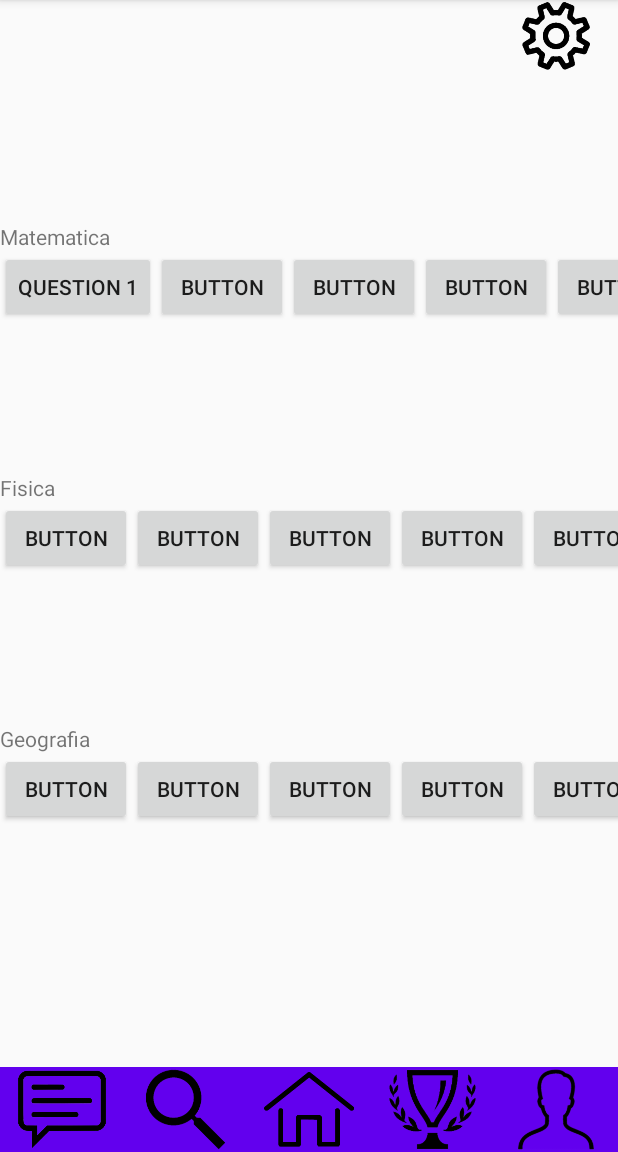
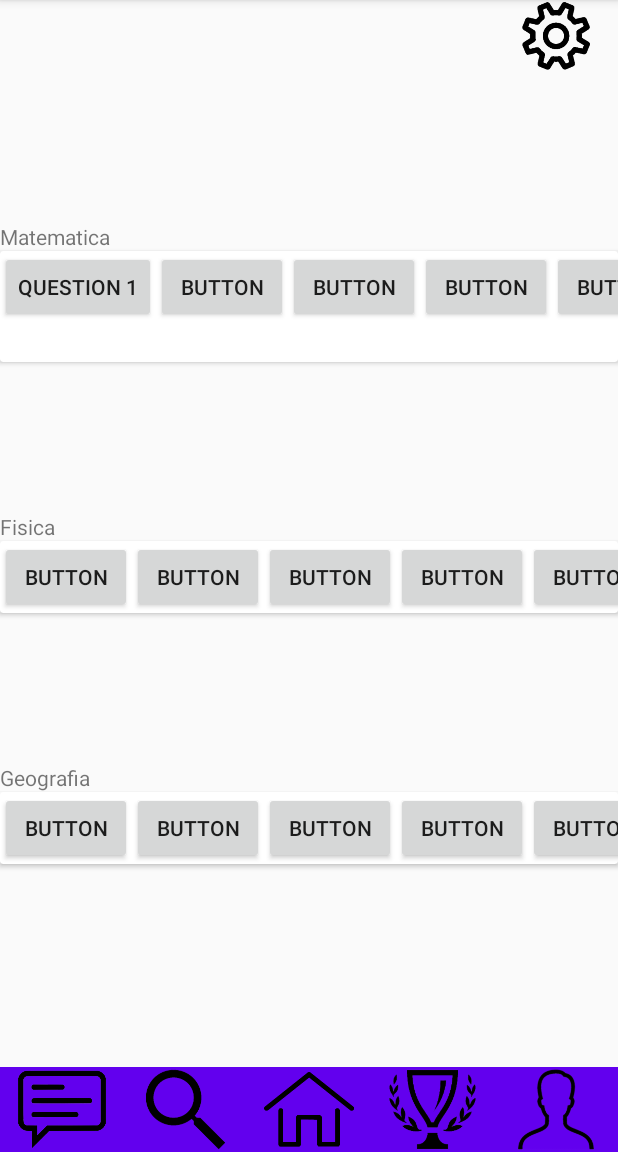
Before and after one commit to gomes717/SpaceApps, an Android app: the screen it shows after launch (MainActivity), on a phone screen of 412 x 824 dp, the part 84-1236 px from its top. Run offline under Robolectric (Android 15) with nearby library versions, the phone set to English and light mode, and no system bars.

Commit message:
tudo funcinou no fragment question

```diff
--- a/app/src/main/res/layout/fragment_questions.xml
+++ b/app/src/main/res/layout/fragment_questions.xml
@@ -31,14 +31,20 @@
 
             </TableRow>
 
+        </TableLayout>
+
+        <androidx.cardview.widget.CardView
+            android:layout_width="match_parent"
+            android:layout_height="match_parent" >
+
             <TableRow
                 android:layout_width="match_parent"
-                android:layout_height="match_parent"
+                android:layout_height="74dp"
                 android:orientation="vertical">
 
                 <HorizontalScrollView
                     android:layout_width="match_parent"
-                    android:layout_height="wrap_content">
+                    android:layout_height="match_parent">
 
                     <LinearLayout
                         android:layout_width="wrap_content"
@@ -53,21 +59,21 @@
                             android:text="Question 1" />
 
                         <Button
-                            android:id="@+id/button4"
+                            android:id="@+id/button8"
                             android:layout_width="wrap_content"
                             android:layout_height="wrap_content"
                             android:layout_weight="1"
                             android:text="Button" />
 
                         <Button
-                            android:id="@+id/button7"
+                            android:id="@+id/button10"
                             android:layout_width="wrap_content"
                             android:layout_height="wrap_content"
                             android:layout_weight="1"
                             android:text="Button" />
 
                         <Button
-                            android:id="@+id/button8"
+                            android:id="@+id/button4"
                             android:layout_width="wrap_content"
                             android:layout_height="wrap_content"
                             android:layout_weight="1"
@@ -81,7 +87,7 @@
                             android:text="Button" />
 
                         <Button
-                            android:id="@+id/button10"
+                            android:id="@+id/button7"
                             android:layout_width="wrap_content"
                             android:layout_height="wrap_content"
                             android:layout_weight="1"
@@ -90,8 +96,7 @@
                 </HorizontalScrollView>
 
             </TableRow>
-
-        </TableLayout>
+        </androidx.cardview.widget.CardView>
 
         <Space
             android:layout_width="match_parent"
@@ -112,9 +117,15 @@
                     android:text="Fisica" />
             </TableRow>
 
+        </TableLayout>
+
+        <androidx.cardview.widget.CardView
+            android:layout_width="match_parent"
+            android:layout_height="match_parent" >
+
             <TableRow
                 android:layout_width="match_parent"
-                android:layout_height="match_parent" >
+                android:layout_height="match_parent">
 
                 <HorizontalScrollView
                     android:layout_width="match_parent"
@@ -123,7 +134,7 @@
                     <LinearLayout
                         android:layout_width="wrap_content"
                         android:layout_height="match_parent"
-                        android:orientation="horizontal" >
+                        android:orientation="horizontal">
 
                         <Button
                             android:id="@+id/button19"
@@ -159,10 +170,18 @@
                             android:layout_height="wrap_content"
                             android:layout_weight="1"
                             android:text="Button" />
+
+                        <Button
+                            android:id="@+id/button5"
+                            android:layout_width="wrap_content"
+                            android:layout_height="wrap_content"
+                            android:layout_weight="1"
+                            android:text="Button" />
                     </LinearLayout>
                 </HorizontalScrollView>
+
             </TableRow>
-        </TableLayout>
+        </androidx.cardview.widget.CardView>
 
         <Space
             android:layout_width="match_parent"
@@ -174,7 +193,7 @@
 
             <TableRow
                 android:layout_width="match_parent"
-                android:layout_height="match_parent" >
+                android:layout_height="match_parent">
 
                 <TextView
                     android:id="@+id/textGeo"
@@ -182,6 +201,12 @@
                     android:layout_height="match_parent"
                     android:text="Geografia" />
             </TableRow>
+
+        </TableLayout>
+
+        <androidx.cardview.widget.CardView
+            android:layout_width="match_parent"
+            android:layout_height="match_parent">
 
             <TableRow
                 android:layout_width="match_parent"
@@ -213,7 +238,7 @@
                         <Button
                             android:id="@+id/button16"
                             android:layout_width="wrap_content"
-                            android:layout_height="wrap_content"
+                            android:layout_height="match_parent"
                             android:layout_weight="1"
                             android:text="Button" />
 
@@ -230,10 +255,17 @@
                             android:layout_height="wrap_content"
                             android:layout_weight="1"
                             android:text="Button" />
+
+                        <Button
+                            android:id="@+id/button6"
+                            android:layout_width="wrap_content"
+                            android:layout_height="wrap_content"
+                            android:layout_weight="1"
+                            android:text="Button" />
                     </LinearLayout>
                 </HorizontalScrollView>
             </TableRow>
-        </TableLayout>
+        </androidx.cardview.widget.CardView>
 
         <Space
             android:layout_width="match_parent"
```
